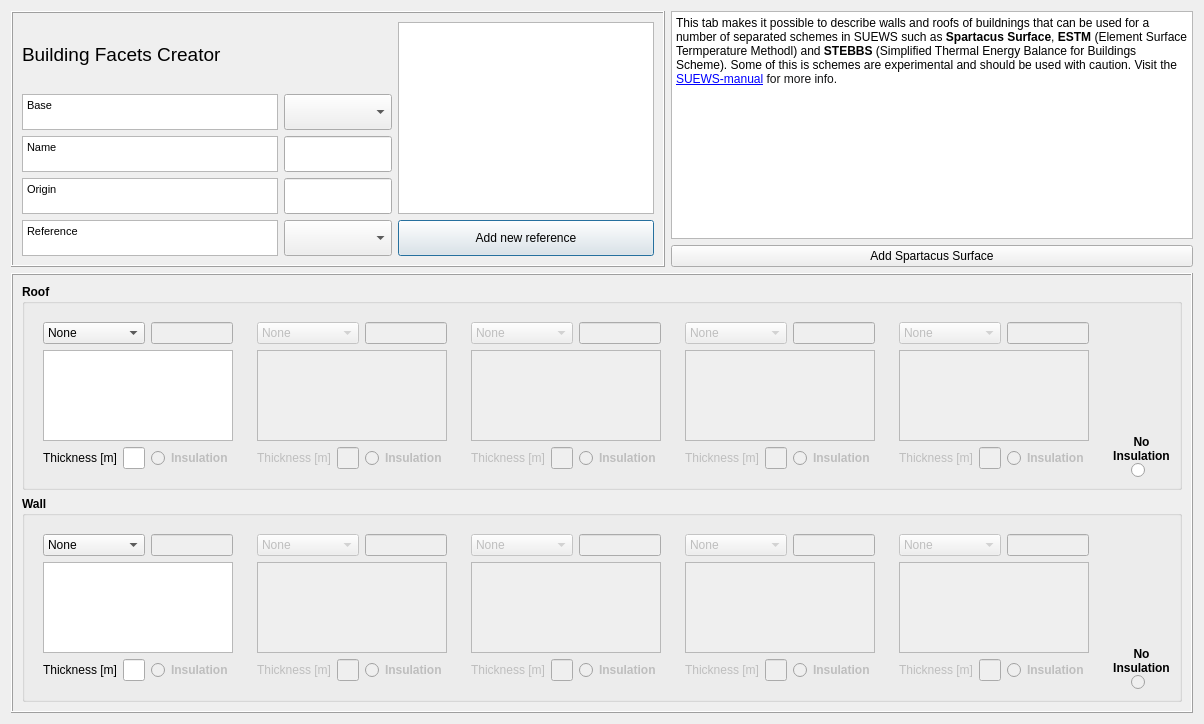
First picture: the form in suews_database_manager/tabs/spartacus_surface_tab.ui, repository UMEP-dev/UMEP, before the edit.
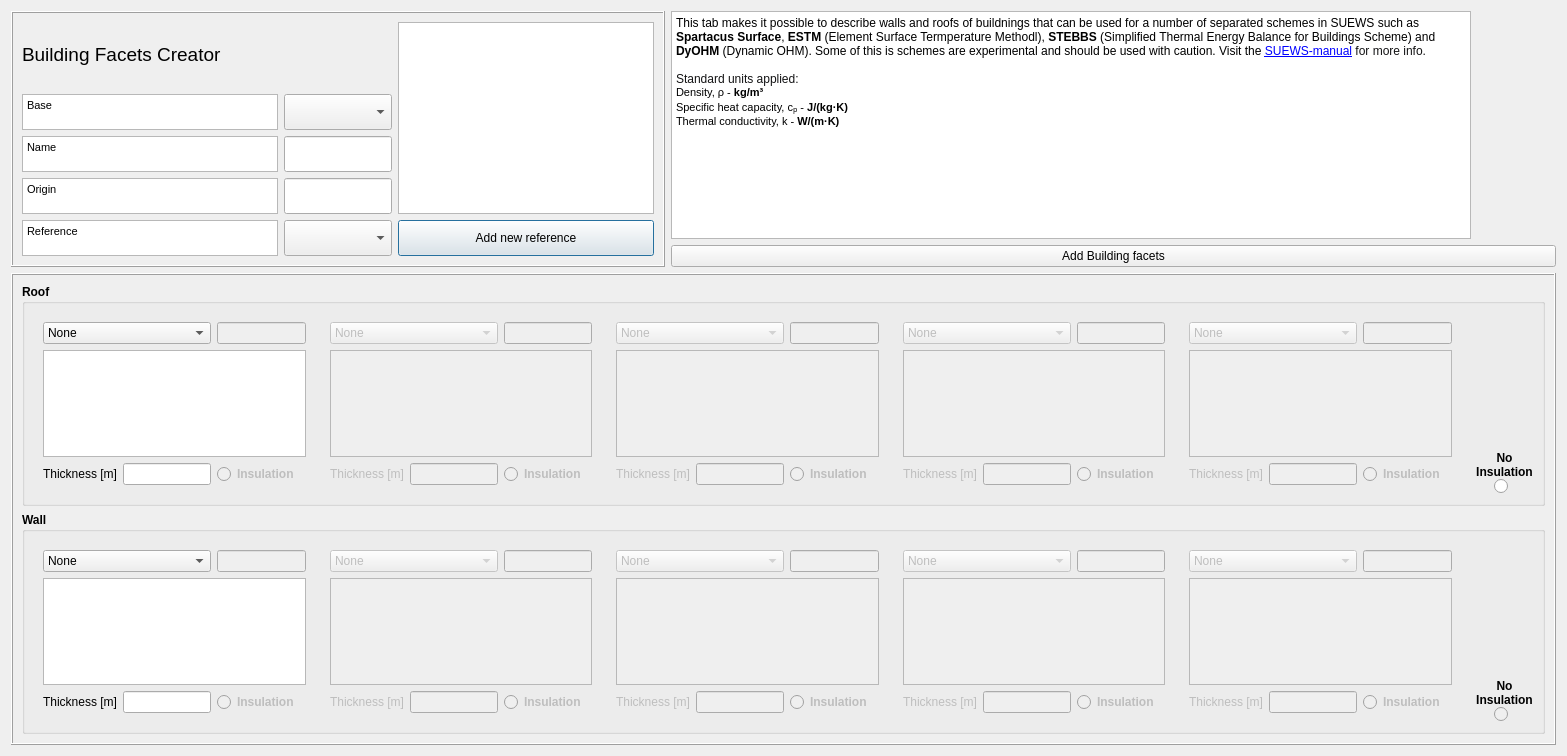
Second picture: the form after the edit. Icons and pictures are not drawn. Custom widgets are drawn as their Qt base class.

What changed in the file:
```diff
--- a/suews_database_manager/tabs/spartacus_surface_tab.ui
+++ b/suews_database_manager/tabs/spartacus_surface_tab.ui
@@ -6,8 +6,8 @@
    <rect>
     <x>0</x>
     <y>0</y>
-    <width>1126</width>
-    <height>724</height>
+    <width>1567</width>
+    <height>756</height>
    </rect>
   </property>
   <property name="sizePolicy">
@@ -328,8 +328,13 @@
       <string>&lt;!DOCTYPE HTML PUBLIC &quot;-//W3C//DTD HTML 4.0//EN&quot; &quot;http://www.w3.org/TR/REC-html40/strict.dtd&quot;&gt;
 &lt;html&gt;&lt;head&gt;&lt;meta name=&quot;qrichtext&quot; content=&quot;1&quot; /&gt;&lt;style type=&quot;text/css&quot;&gt;
 p, li { white-space: pre-wrap; }
-&lt;/style&gt;&lt;/head&gt;&lt;body style=&quot; font-family:'MS Shell Dlg 2'; font-size:8.25pt; font-weight:400; font-style:normal;&quot;&gt;
-&lt;p style=&quot; margin-top:0px; margin-bottom:0px; margin-left:0px; margin-right:0px; -qt-block-indent:0; text-indent:0px;&quot;&gt;&lt;span style=&quot; font-size:9pt;&quot;&gt;This tab makes it possible to describe walls and roofs of buildnings that can be used for a number of separated schemes in SUEWS such as &lt;/span&gt;&lt;span style=&quot; font-size:9pt; font-weight:600;&quot;&gt;Spartacus Surface&lt;/span&gt;&lt;span style=&quot; font-size:9pt;&quot;&gt;, &lt;/span&gt;&lt;span style=&quot; font-size:9pt; font-weight:600;&quot;&gt;ESTM&lt;/span&gt;&lt;span style=&quot; font-size:9pt;&quot;&gt; (Element Surface Termperature Methodl) and &lt;/span&gt;&lt;span style=&quot; font-size:9pt; font-weight:600;&quot;&gt;STEBBS&lt;/span&gt;&lt;span style=&quot; font-size:9pt;&quot;&gt; (Simplified Thermal Energy Balance for Buildings Scheme). Some of this is schemes are experimental and should be used with caution. Visit the &lt;/span&gt;&lt;a href=&quot;https://suews.readthedocs.io/en/latest/&quot;&gt;&lt;span style=&quot; font-size:9pt; text-decoration: underline; color:#0000ff;&quot;&gt;SUEWS-manual&lt;/span&gt;&lt;/a&gt;&lt;span style=&quot; font-family:'Inter Var','Inter','Roboto','Arial','sans-serif'; font-size:9pt; color:#131314; background-color:#ffffff;&quot;&gt; for more info. &lt;/span&gt;&lt;/p&gt;&lt;/body&gt;&lt;/html&gt;</string>
+&lt;/style&gt;&lt;/head&gt;&lt;body style=&quot; font-family:'MS Shell Dlg 2'; font-size:7.8pt; font-weight:400; font-style:normal;&quot;&gt;
+&lt;p style=&quot; margin-top:0px; margin-bottom:0px; margin-left:0px; margin-right:0px; -qt-block-indent:0; text-indent:0px;&quot;&gt;&lt;span style=&quot; font-size:9pt;&quot;&gt;This tab makes it possible to describe walls and roofs of buildnings that can be used for a number of separated schemes in SUEWS such as &lt;/span&gt;&lt;span style=&quot; font-size:9pt; font-weight:600;&quot;&gt;Spartacus Surface&lt;/span&gt;&lt;span style=&quot; font-size:9pt;&quot;&gt;, &lt;/span&gt;&lt;span style=&quot; font-size:9pt; font-weight:600;&quot;&gt;ESTM&lt;/span&gt;&lt;span style=&quot; font-size:9pt;&quot;&gt; (Element Surface Termperature Methodl), &lt;/span&gt;&lt;span style=&quot; font-size:9pt; font-weight:600;&quot;&gt;STEBBS&lt;/span&gt;&lt;span style=&quot; font-size:9pt;&quot;&gt; (Simplified Thermal Energy Balance for Buildings Scheme) and &lt;/span&gt;&lt;span style=&quot; font-size:9pt; font-weight:600;&quot;&gt;DyOHM&lt;/span&gt;&lt;span style=&quot; font-size:9pt;&quot;&gt; (Dynamic OHM). Some of this is schemes are experimental and should be used with caution. Visit the &lt;/span&gt;&lt;a href=&quot;https://suews.readthedocs.io/stable/&quot;&gt;&lt;span style=&quot; font-size:9pt; text-decoration: underline; color:#0000ff;&quot;&gt;SUEWS-manual&lt;/span&gt;&lt;/a&gt;&lt;span style=&quot; font-size:9pt;&quot;&gt; &lt;/span&gt;&lt;span style=&quot; font-family:'Inter Var','Inter','Roboto','Arial','sans-serif'; font-size:9pt; color:#131314; background-color:#ffffff;&quot;&gt;for more info. &lt;/span&gt;&lt;/p&gt;
+&lt;p style=&quot;-qt-paragraph-type:empty; margin-top:0px; margin-bottom:0px; margin-left:0px; margin-right:0px; -qt-block-indent:0; text-indent:0px; font-family:'Inter Var','Inter','Roboto','Arial','sans-serif'; font-size:9pt; color:#131314;&quot;&gt;&lt;br /&gt;&lt;/p&gt;
+&lt;p style=&quot; margin-top:0px; margin-bottom:0px; margin-left:0px; margin-right:0px; -qt-block-indent:0; text-indent:0px;&quot;&gt;&lt;span style=&quot; font-family:'Inter Var','Inter','Roboto','Arial','sans-serif'; font-size:9pt; color:#131314; background-color:#ffffff;&quot;&gt;Standard units applied:&lt;/span&gt;&lt;/p&gt;
+&lt;p style=&quot; margin-top:0px; margin-bottom:0px; margin-left:0px; margin-right:0px; -qt-block-indent:0; text-indent:0px;&quot;&gt;&lt;span style=&quot; font-size:8pt;&quot;&gt;Density, ρ -&lt;/span&gt;&lt;span style=&quot; font-size:8pt; font-weight:600;&quot;&gt; kg/m³&lt;/span&gt;&lt;/p&gt;
+&lt;p style=&quot; margin-top:0px; margin-bottom:0px; margin-left:0px; margin-right:0px; -qt-block-indent:0; text-indent:0px;&quot;&gt;&lt;span style=&quot; font-size:8pt;&quot;&gt;Specific heat capacity, cₚ -&lt;/span&gt;&lt;span style=&quot; font-size:8pt; font-weight:600;&quot;&gt; J/(kg·K)&lt;/span&gt;&lt;/p&gt;
+&lt;p style=&quot; margin-top:0px; margin-bottom:0px; margin-left:0px; margin-right:0px; -qt-block-indent:0; text-indent:0px;&quot;&gt;&lt;span style=&quot; font-size:8pt;&quot;&gt;Thermal conductivity, k - &lt;/span&gt;&lt;span style=&quot; font-size:8pt; font-weight:600;&quot;&gt;W/(m·K)&lt;/span&gt;&lt;/p&gt;&lt;/body&gt;&lt;/html&gt;</string>
      </property>
      <property name="openExternalLinks">
       <bool>true</bool>
@@ -354,7 +359,7 @@
       </size>
      </property>
      <property name="text">
-      <string>Add Spartacus Surface</string>
+      <string>Add Building facets</string>
      </property>
     </widget>
    </item>
```
Left out of the diff: 11 changed lines with no effect on the pictures.
